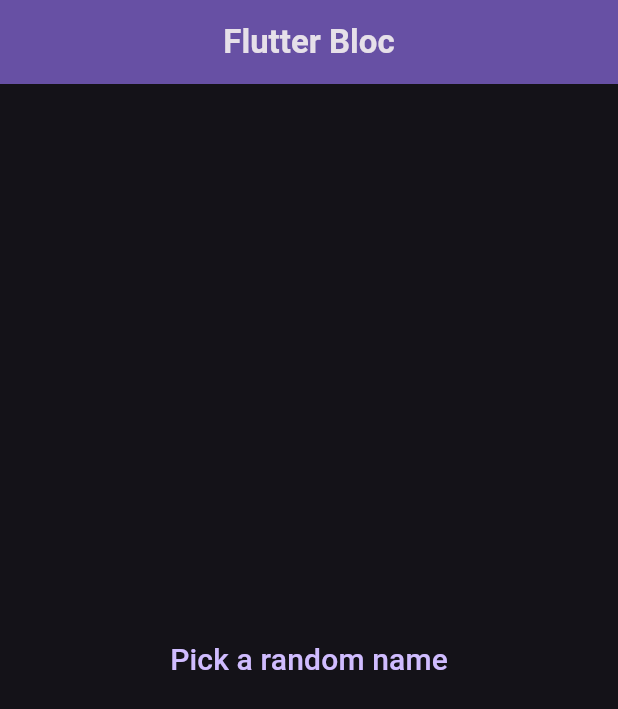
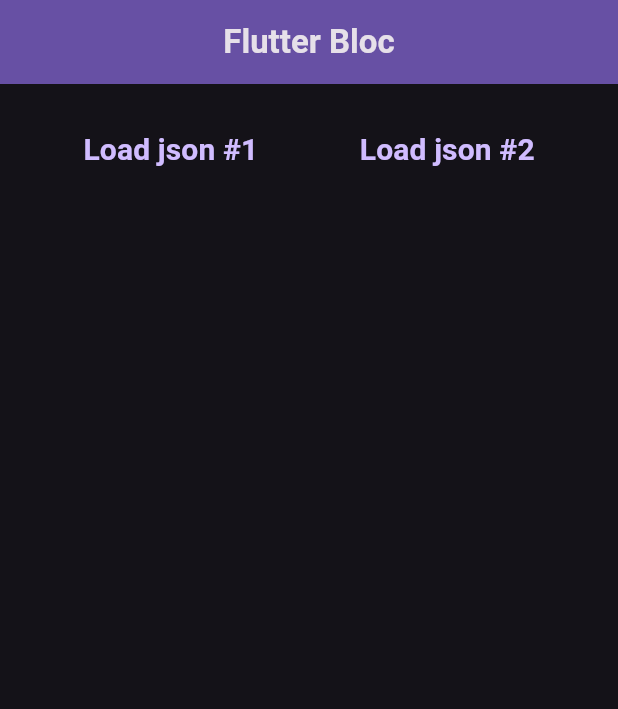
Before and after one commit to Ankush-Paul-02/flutter_bloc_state_management, a Flutter app: the screen it shows after launch, on a phone screen of 412 x 824 dp. Shown: the top 709 px of the screen. Run offline on Flutter 3.47's test engine with Material 3 defaults, Android fonts, the phone set to English and light mode, and no system bars; our stand-ins replace flutter_bloc, velocity_x.

```diff
--- a/lib/main.dart
+++ b/lib/main.dart
@@ -1,4 +1,5 @@
 import 'package:flutter/material.dart';
+import 'package:flutter_bloc/flutter_bloc.dart';
 import 'package:flutter_bloc_statemanagement/screens/home_screen.dart';
 
 void main() {
@@ -10,11 +11,15 @@ class MyApp extends StatelessWidget {
 
   @override
   Widget build(BuildContext context) {
-    return MaterialApp(
-      title: 'Flutter Bloc state management',
-      debugShowCheckedModeBanner: false,
-      theme: ThemeData.dark(useMaterial3: true),
-      home: const HomeScreen(),
+    //? Add Bloc provider to the main() function
+    return BlocProvider(
+      create: (_) => PersonsBloc(),
+      child: MaterialApp(
+        title: 'Flutter Bloc state management',
+        debugShowCheckedModeBanner: false,
+        theme: ThemeData.dark(useMaterial3: true),
+        home: const HomeScreen(),
+      ),
     );
   }
 }
--- a/lib/screens/home_screen.dart
+++ b/lib/screens/home_screen.dart
@@ -1,46 +1,118 @@
-import 'dart:math' as math show Random;
+// ignore_for_file: public_member_api_docs, sort_constructors_first
+import 'dart:convert';
+import 'dart:developer' as devtools show log;
+import 'dart:io';
 
 import 'package:flutter/material.dart';
 import 'package:flutter_bloc/flutter_bloc.dart';
 import 'package:velocity_x/velocity_x.dart';
 
-const names = [
-  'Ankush',
-  'Soumili',
-  'Sid',
-];
-
-extension RandomElement<T> on Iterable<T> {
-  T getRandomElements() => elementAt(math.Random().nextInt(length));
+extension Log on Object {
+  void log() => devtools.log(toString());
 }
 
-class NamesCubit extends Cubit<String?> {
-  NamesCubit() : super(null);
-
-  void randomName() => emit(names.getRandomElements());
+@immutable
+abstract class LoadAction {
+  const LoadAction();
 }
 
-class HomeScreen extends StatefulWidget {
-  const HomeScreen({super.key});
+@immutable
+class LoadPersonsAction implements LoadAction {
+  final PersonUrl personUrl;
+  const LoadPersonsAction({required this.personUrl}) : super();
+}
+
+enum PersonUrl {
+  person1,
+  person2,
+}
+
+extension UrlString on PersonUrl {
+  String get urlString {
+    switch (this) {
+      case PersonUrl.person1:
+        return 'http://192.168.92.126:5500/api/persons1.json';
+      case PersonUrl.person2:
+        return 'http://192.168.92.126:5500/api/persons2.json';
+    }
+  }
+}
+
+@immutable
+class Person {
+  final String name;
+  final int age;
+
+  const Person({
+    required this.name,
+    required this.age,
+  });
+
+  Person.fromJson(Map<String, dynamic> json)
+      : name = json['name'] as String,
+        age = json['age'] as int;
+}
+
+//? We need to download and parse JSON now
+Future<Iterable<Person>> getPersons(String url) => HttpClient()
+    .getUrl(Uri.parse(url))
+    .then((request) => request.close())
+    .then((response) => response.transform(utf8.decoder).join())
+    .then((ftrStr) => json.decode(ftrStr) as List<dynamic>)
+    .then((list) => list.map((e) => Person.fromJson(e)));
+
+//? Define the result of the bloc
+@immutable
+class FetchResult {
+  final Iterable<Person> persons;
+  final bool isRetrieveFromCache;
+
+  const FetchResult({
+    required this.persons,
+    required this.isRetrieveFromCache,
+  });
 
   @override
-  State<HomeScreen> createState() => _HomeScreenState();
+  String toString() =>
+      'FetchResult(persons: $persons, isRetrieveFromCache: $isRetrieveFromCache)';
 }
 
-class _HomeScreenState extends State<HomeScreen> {
-  late final NamesCubit namesCubit;
-
-  @override
-  void initState() {
-    super.initState();
-    namesCubit = NamesCubit();
+//? Write the bloc header
+class PersonsBloc extends Bloc<LoadAction, FetchResult?> {
+  //? We need a cache for the bloc
+  final Map<PersonUrl, Iterable<Person>> _cache = {};
+  //? Handle the LoadPersonsAction in the constructor
+  PersonsBloc() : super(null) {
+    on<LoadPersonsAction>((event, emit) async {
+      final url = event.personUrl;
+      if (_cache.containsKey(url)) {
+        //! We have the value in the cache
+        final cachedPersons = _cache[url]!;
+        final result = FetchResult(
+          persons: cachedPersons,
+          isRetrieveFromCache: true,
+        );
+        emit(result);
+      } else {
+        final persons = await getPersons(url.urlString);
+        _cache[url] = persons;
+        final result = FetchResult(
+          persons: persons,
+          isRetrieveFromCache: false,
+        );
+        emit(result);
+      }
+    });
+  }
 }
 
-  @override
-  void dispose() {
-    namesCubit.close();
-    super.dispose();
+//? Add a subscript extension to Iterable<T>
+extension Subscript<T> on Iterable<T> {
+  T? operator [](int index) => length > index ? elementAt(index) : null;
 }
+
+class HomeScreen extends StatelessWidget {
+  const HomeScreen({super.key});
 
   @override
   Widget build(BuildContext context) {
@@ -49,31 +121,51 @@ class _HomeScreenState extends State<HomeScreen> {
         backgroundColor: Theme.of(context).colorScheme.inversePrimary,
         title: 'Flutter Bloc'.text.bold.make().centered(),
       ),
-      body: StreamBuilder<String?>(
-        stream: namesCubit.stream,
-        builder: (context, snapshot) {
-          final button = TextButton(
-            onPressed: () => namesCubit.randomName(),
-            child: 'Pick a random name'.text.size(20).make().centered(),
-          );
-          switch (snapshot.connectionState) {
-            case ConnectionState.none:
-              return button;
-            case ConnectionState.waiting:
-              return button;
-            case ConnectionState.active:
-              return Column(
-                mainAxisAlignment: MainAxisAlignment.center,
+      body: Column(
         children: [
-                  (snapshot.data ?? ' ').text.size(22).white.make(),
           20.heightBox,
-                  button,
+          Row(
+            mainAxisAlignment: MainAxisAlignment.spaceEvenly,
+            children: [
+              TextButton(
+                onPressed: () => context
+                    .read<PersonsBloc>()
+                    .add(const LoadPersonsAction(personUrl: PersonUrl.person1)),
+                child: 'Load json #1'.text.size(20).bold.make(),
+              ),
+              TextButton(
+                onPressed: () => context
+                    .read<PersonsBloc>()
+                    .add(const LoadPersonsAction(personUrl: PersonUrl.person2)),
+                child: 'Load json #2'.text.size(20).bold.make(),
+              ),
             ],
-              );
-            case ConnectionState.done:
+          ),
+          30.heightBox,
+          BlocBuilder<PersonsBloc, FetchResult?>(
+            buildWhen: (previousResult, currentResult) =>
+                previousResult?.persons != currentResult?.persons,
+            builder: (context, fetchResult) {
+              fetchResult?.log();
+              final persons = fetchResult?.persons;
+              if (persons == null) {
                 return const SizedBox();
               }
+              return Expanded(
+                child: ListView.builder(
+                  itemCount: persons.length,
+                  itemBuilder: (context, index) {
+                    final person = persons[index]!;
+                    return ListTile(
+                      title: person.name.text.make(),
+                      subtitle: person.age.text.make(),
+                    );
                   },
+                ),
+              );
+            },
+          )
+        ],
       ),
     );
   }
```
Also changed, not shown: api/persons1.json (added, +14 -0 lines), api/persons2.json (added, +14 -0 lines), lib/screens/home_screen_cubit.dart (added, +83 -0 lines). Lines whose indentation alone changed are shown as unchanged.
